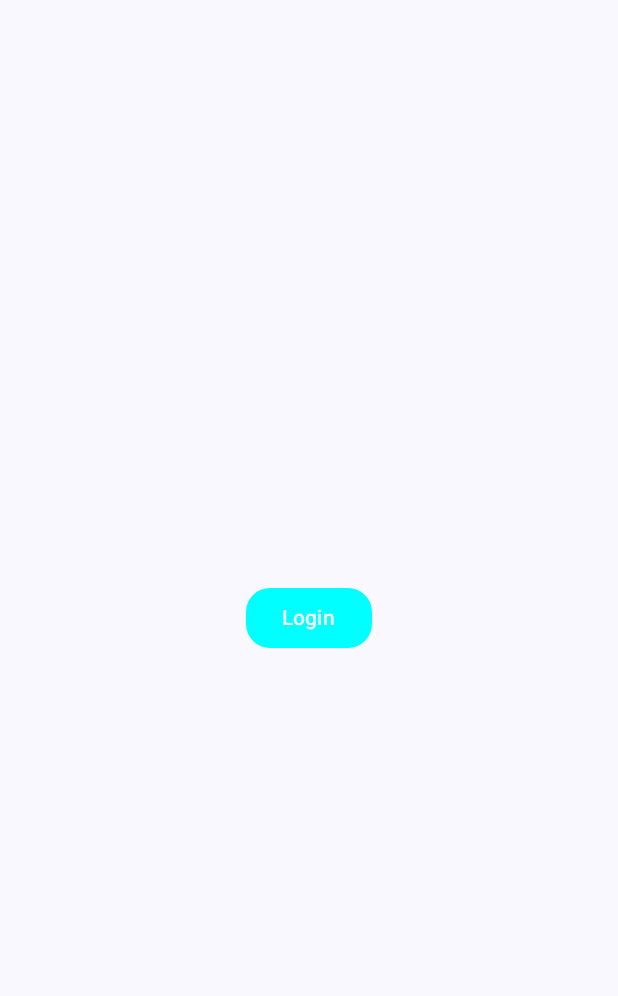
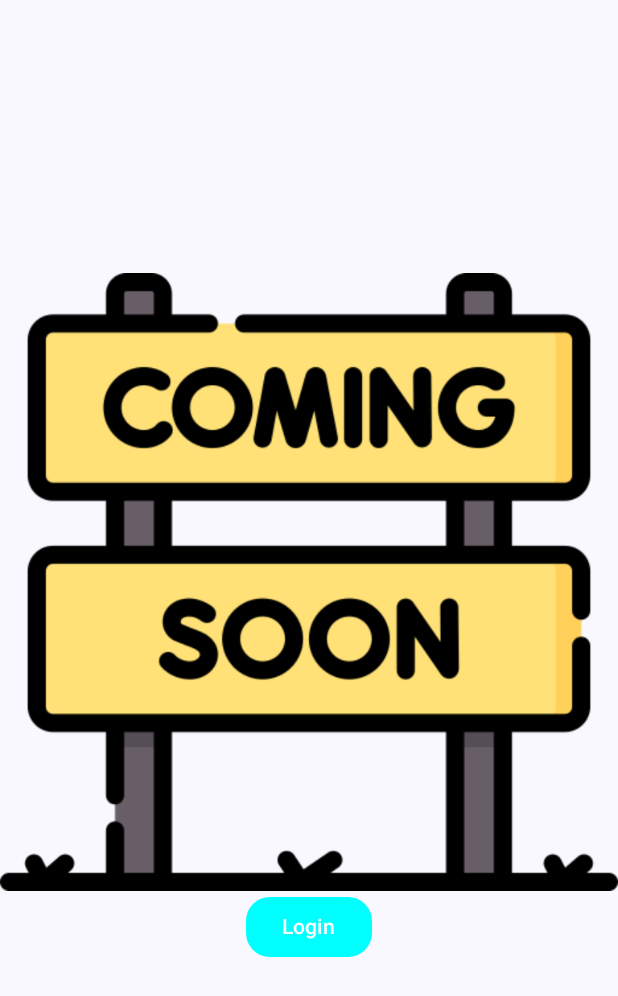
Before and after one commit to ekck/jc-components, an Android app built with Jetpack Compose: the screen it shows after launch (MainActivity), on a phone screen of 412 x 824 dp. Shown: the top 996 px of the screen. Run offline under Robolectric (Android 15) with nearby library versions, the phone set to English and light mode, and no system bars.

Commit message:
image composable

```diff
--- a/app/src/main/java/com/zanahtech/jccomponents/MainActivity.kt
+++ b/app/src/main/java/com/zanahtech/jccomponents/MainActivity.kt
@@ -4,6 +4,7 @@ import android.os.Bundle
 import android.widget.Toast
 import androidx.activity.ComponentActivity
 import androidx.activity.compose.setContent
+import androidx.compose.foundation.Image
 import androidx.compose.foundation.background
 import androidx.compose.foundation.clickable
 import androidx.compose.foundation.layout.Arrangement
@@ -25,6 +26,7 @@ import androidx.compose.ui.Alignment
 import androidx.compose.ui.Modifier
 import androidx.compose.ui.graphics.Color
 import androidx.compose.ui.platform.LocalContext
+import androidx.compose.ui.res.painterResource
 import androidx.compose.ui.res.stringResource
 import androidx.compose.ui.text.font.FontStyle
 import androidx.compose.ui.tooling.preview.Preview
@@ -45,7 +47,7 @@ class MainActivity : ComponentActivity() {
                     color = MaterialTheme.colorScheme.background
 //                    contentAlignment = Alignment.CenterStart
                 ) {
-                    LearnButton()
+                    LearnImage()
 
                 }
             }
@@ -165,5 +167,19 @@ fun LearnButton(){
 
 @Composable
 fun LearnImage(){
+    val context = LocalContext.current.applicationContext
+
+    Column (verticalArrangement = Arrangement.Center, horizontalAlignment = Alignment.CenterHorizontally) {
+        Image(painter = painterResource(id = R.drawable.work), contentDescription = "work in progress" )
+
+        Button(onClick = { Toast.makeText(context, "Login successful", Toast.LENGTH_SHORT).show()},
+
+            shape = RoundedCornerShape(size = 16.dp), colors = ButtonDefaults.buttonColors(containerColor = Color.Cyan)
+        ) {
+            Text(text = "Login")
+
+        }
+
+    }
 
 }
```
Also changed, not shown: app/src/main/res/drawable/work.png (added).
